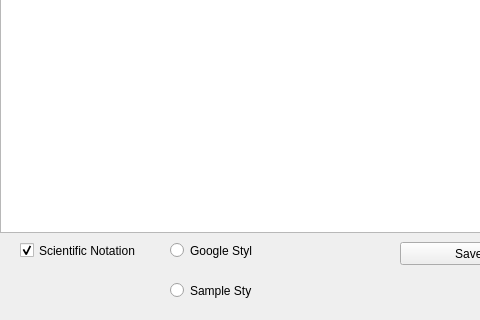
Qt form resultform.ui (bpass/TileCache) before a commit; both pictures show x 0 to 480 and y 288 to 608 of the 908 by 608 pixel window.
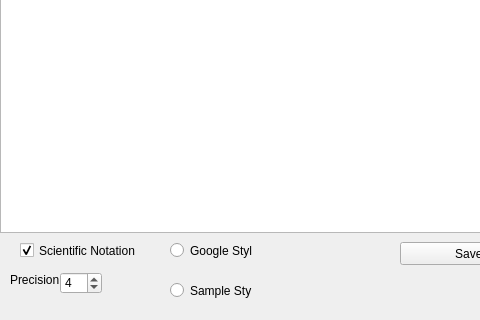
The same form after that commit. Icons and pictures are not drawn.

Commit message: Added ability to change numeric precision

```diff
--- a/resultform.ui
+++ b/resultform.ui
@@ -166,6 +166,35 @@
     <string>Sample Style</string>
    </property>
   </widget>
+  <widget class="QLabel" name="precLabel">
+   <property name="geometry">
+    <rect>
+     <x>10</x>
+     <y>560</y>
+     <width>51</width>
+     <height>16</height>
+    </rect>
+   </property>
+   <property name="text">
+    <string>Precision:</string>
+   </property>
+  </widget>
+  <widget class="QSpinBox" name="precBox">
+   <property name="geometry">
+    <rect>
+     <x>60</x>
+     <y>560</y>
+     <width>42</width>
+     <height>22</height>
+    </rect>
+   </property>
+   <property name="maximum">
+    <number>10</number>
+   </property>
+   <property name="value">
+    <number>4</number>
+   </property>
+  </widget>
  </widget>
  <resources/>
  <connections/>
```
The commit also changes 7 other files.
